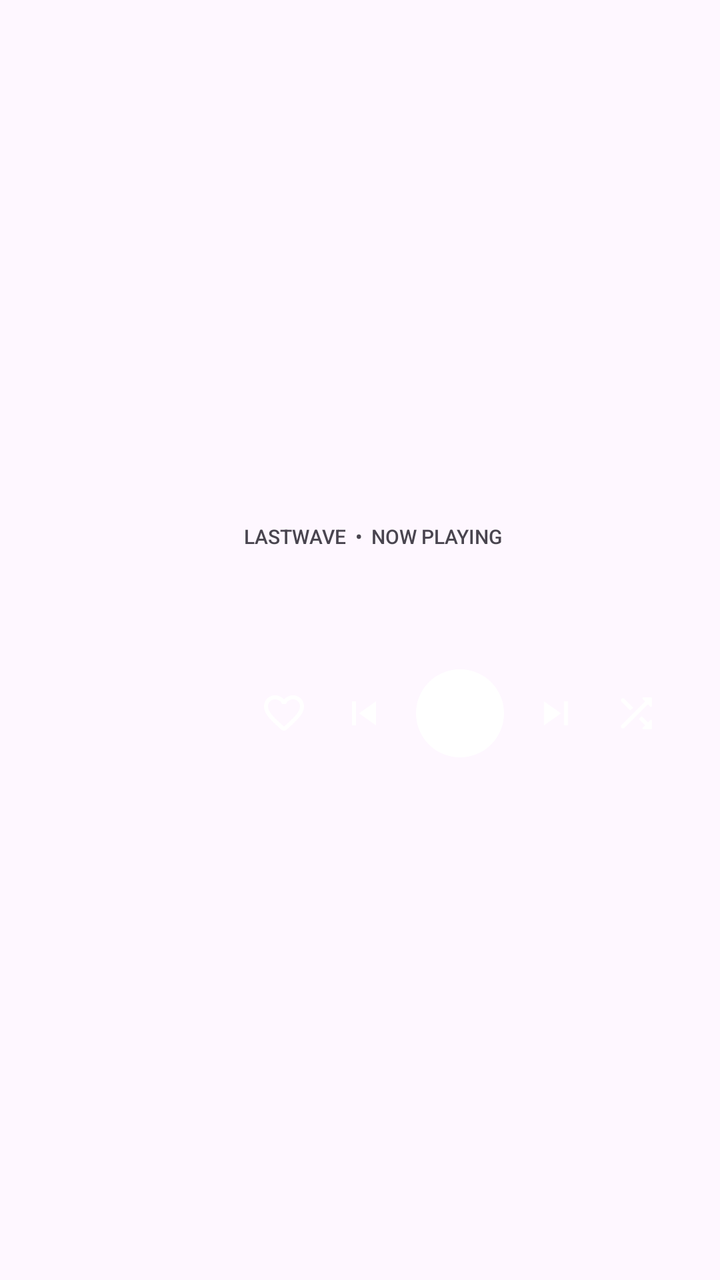
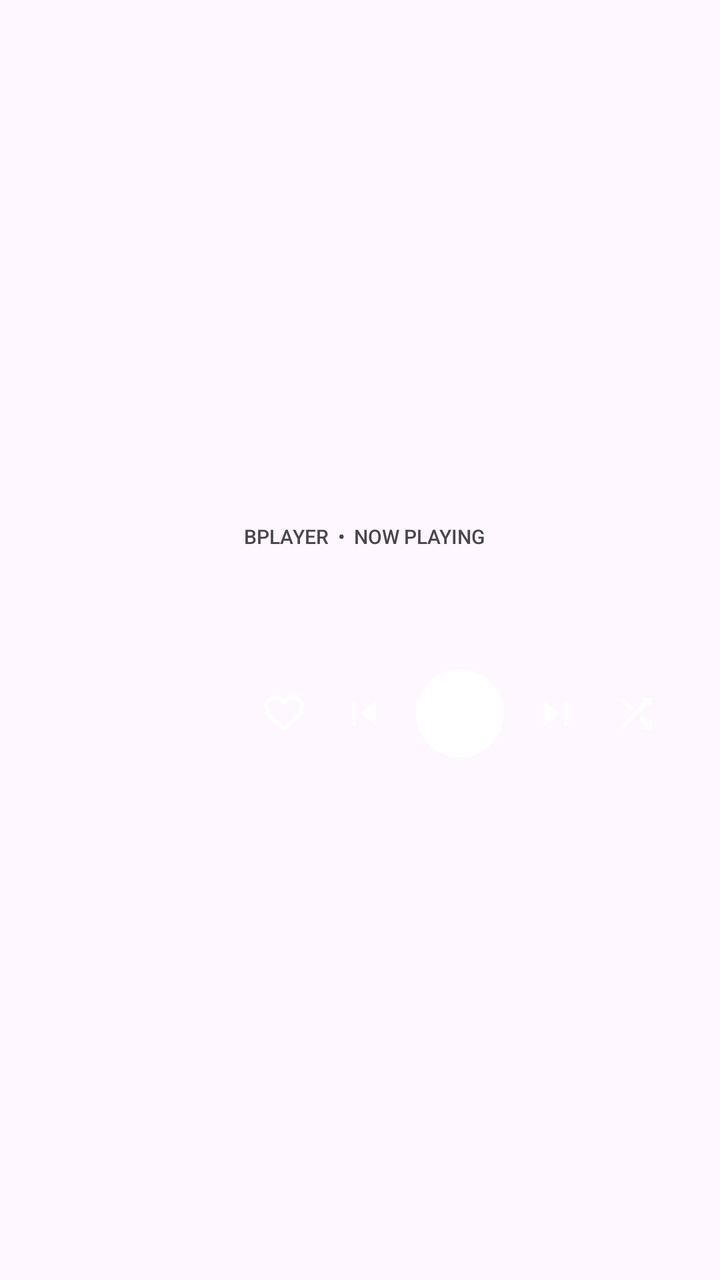

Before-and-after screenshots of an Android layout around one commit, followed by the original layout XML and the change that was made.
<!-- AndroidManifest.xml: application theme Theme.LastWave.Splash -->
<!-- res/layout/notification_player_expanded.xml -->
<?xml version="1.0" encoding="utf-8"?>
<FrameLayout xmlns:android="http://schemas.android.com/apk/res/android"
    android:id="@+id/notification_root"
    android:layout_width="match_parent"
    android:layout_height="152dp"
    android:clipToOutline="true">

    <ImageView
        android:id="@+id/notification_background"
        android:layout_width="match_parent"
        android:layout_height="match_parent"
        android:contentDescription="@null"
        android:scaleType="fitXY" />

    <LinearLayout
        android:layout_width="match_parent"
        android:layout_height="match_parent"
        android:gravity="center_vertical"
        android:orientation="horizontal"
        android:padding="12dp">

        <ImageView
            android:id="@+id/notification_artwork"
            android:layout_width="96dp"
            android:layout_height="96dp"
            android:contentDescription="@null"
            android:scaleType="centerCrop" />

        <LinearLayout
            android:layout_width="0dp"
            android:layout_height="match_parent"
            android:layout_marginStart="14dp"
            android:layout_weight="1"
            android:gravity="center_vertical"
            android:orientation="vertical">

            <TextView
                android:id="@+id/notification_brand"
                android:layout_width="match_parent"
                android:layout_height="wrap_content"
                android:ellipsize="end"
                android:fontFamily="sans-serif-medium"
                android:maxLines="1"
                android:text="LASTWAVE  •  NOW PLAYING"
                android:textSize="10sp" />

            <TextView
                android:id="@+id/notification_title"
                android:layout_width="match_parent"
                android:layout_height="wrap_content"
                android:layout_marginTop="3dp"
                android:ellipsize="end"
                android:fontFamily="sans-serif-medium"
                android:maxLines="1"
                android:textSize="16sp" />

            <TextView
                android:id="@+id/notification_artist"
                android:layout_width="match_parent"
                android:layout_height="wrap_content"
                android:ellipsize="end"
                android:maxLines="1"
                android:textSize="12sp" />

            <TextView
                android:id="@+id/notification_album"
                android:layout_width="match_parent"
                android:layout_height="wrap_content"
                android:ellipsize="end"
                android:maxLines="1"
                android:textSize="10sp" />

            <LinearLayout
                android:layout_width="wrap_content"
                android:layout_height="44dp"
                android:layout_marginTop="5dp"
                android:gravity="center_vertical"
                android:orientation="horizontal">

                <ImageButton
                    android:id="@+id/notification_like"
                    android:layout_width="40dp"
                    android:layout_height="40dp"
                    android:background="@android:color/transparent"
                    android:contentDescription="@string/wave_widget_like"
                    android:padding="9dp"
                    android:src="@drawable/ic_wave_widget_favorite" />

                <ImageButton
                    android:id="@+id/notification_previous"
                    android:layout_width="40dp"
                    android:layout_height="40dp"
                    android:background="@android:color/transparent"
                    android:contentDescription="@string/desc_previous"
                    android:padding="9dp"
                    android:src="@drawable/ic_widget_skip_previous" />

                <FrameLayout
                    android:layout_width="44dp"
                    android:layout_height="44dp"
                    android:layout_marginStart="6dp"
                    android:layout_marginEnd="6dp">

                    <ImageView
                        android:id="@+id/notification_play_surface"
                        android:layout_width="match_parent"
                        android:layout_height="match_parent"
                        android:contentDescription="@null"
                        android:src="@drawable/ic_notification_control_surface" />

                    <ImageButton
                        android:id="@+id/notification_play_pause"
                        android:layout_width="match_parent"
                        android:layout_height="match_parent"
                        android:background="@android:color/transparent"
                        android:contentDescription="@string/desc_play_pause"
                        android:padding="11dp"
                        android:src="@drawable/ic_widget_play" />
                </FrameLayout>

                <ImageButton
                    android:id="@+id/notification_next"
                    android:layout_width="40dp"
                    android:layout_height="40dp"
                    android:background="@android:color/transparent"
                    android:contentDescription="@string/desc_next"
                    android:padding="9dp"
                    android:src="@drawable/ic_widget_skip_next" />

                <ImageButton
                    android:id="@+id/notification_shuffle"
                    android:layout_width="40dp"
                    android:layout_height="40dp"
                    android:background="@android:color/transparent"
                    android:contentDescription="@string/desc_shuffle"
                    android:padding="9dp"
                    android:src="@drawable/ic_widget_shuffle" />
            </LinearLayout>
        </LinearLayout>
    </LinearLayout>
</FrameLayout>
<!-- resources referenced by this layout -->
<resources>
  <!-- drawable ic_notification_control_surface (drawable) -->
  <vector xmlns:android="http://schemas.android.com/apk/res/android"
      android:width="40dp"
      android:height="40dp"
      android:viewportWidth="40"
      android:viewportHeight="40">
      <path
          android:fillColor="#FFFFFFFF"
          android:pathData="M20,0A20,20 0,1 1,20 40A20,20 0,1 1,20 0" />
  </vector>
  <!-- drawable ic_widget_play (drawable) -->
  <vector xmlns:android="http://schemas.android.com/apk/res/android"
      android:width="24dp"
      android:height="24dp"
      android:viewportWidth="24"
      android:viewportHeight="24">
      <path
          android:fillColor="#FFFFFFFF"
          android:pathData="M8,5v14l11,-7z" />
  </vector>
  <!-- drawable ic_widget_skip_next (drawable) -->
  <vector xmlns:android="http://schemas.android.com/apk/res/android"
      android:width="24dp"
      android:height="24dp"
      android:viewportWidth="24"
      android:viewportHeight="24">
      <path
          android:fillColor="#FFFFFFFF"
          android:pathData="M6,18l8.5,-6L6,6v12zM16,6v12h2V6h-2z" />
  </vector>
  <!-- drawable ic_widget_skip_previous (drawable) -->
  <vector xmlns:android="http://schemas.android.com/apk/res/android"
      android:width="24dp"
      android:height="24dp"
      android:viewportWidth="24"
      android:viewportHeight="24">
      <path
          android:fillColor="#FFFFFFFF"
          android:pathData="M6,6h2v12H6zm3.5,6l8.5,6V6z" />
  </vector>
  <string name="desc_next">Next</string>
  <string name="desc_play_pause">Play or pause</string>
  <string name="desc_previous">Previous</string>
  <string name="desc_shuffle">Shuffle</string>
  <string name="wave_widget_like">Like</string>
  <style name="Theme.LastWave.Splash" parent="Theme.LastWave">
          <item name="android:windowSplashScreenBackground" tools:targetApi="s">@color/splash_background</item>
          <item name="android:windowSplashScreenAnimatedIcon" tools:targetApi="s">@mipmap/ic_launcher</item>
          <item name="postSplashScreenTheme">@style/Theme.LastWave</item>
          <item name="windowSplashScreenBackground">@color/splash_background</item>
          <item name="windowSplashScreenAnimatedIcon">@mipmap/ic_launcher</item>
      </style>
  <style name="Theme.LastWave" parent="Theme.Material3.DayNight.NoActionBar">
          <item name="android:statusBarColor">@android:color/transparent</item>
          <item name="android:navigationBarColor">@android:color/transparent</item>
          <item name="android:windowLightStatusBar">false</item>
          <item name="android:windowLightNavigationBar" tools:targetApi="q">false</item>
          <item name="android:enforceNavigationBarContrast" tools:targetApi="q">false</item>
          <item name="android:enforceStatusBarContrast" tools:targetApi="q">false</item>
          <item name="android:forceDarkAllowed" tools:targetApi="q">false</item>
          <item name="bottomSheetDialogTheme">@style/ThemeOverlay.LastWave.BottomSheetDialog</item>
      </style>
  <color name="splash_background">#FF100F0F</color>
  <style name="ThemeOverlay.LastWave.BottomSheetDialog" parent="ThemeOverlay.Material3.BottomSheetDialog">
          <item name="android:navigationBarColor">@android:color/transparent</item>
          <item name="android:statusBarColor">@android:color/transparent</item>
          <item name="android:windowLightNavigationBar" tools:targetApi="q">false</item>
          <item name="android:enforceNavigationBarContrast" tools:targetApi="q">false</item>
          <item name="android:enforceStatusBarContrast" tools:targetApi="q">false</item>
          <item name="android:windowDrawsSystemBarBackgrounds">true</item>
      </style>
  <!-- unchanged entries left out for length: 2 -->
</resources>

<!-- the commit's change to res/layout/notification_player_expanded.xml (unified diff, before → after) -->
@@ -41,7 +41,7 @@
                 android:ellipsize="end"
                 android:fontFamily="sans-serif-medium"
                 android:maxLines="1"
-                android:text="LASTWAVE  •  NOW PLAYING"
+                android:text="BPLAYER  •  NOW PLAYING"
                 android:textSize="10sp" />
 
             <TextView
<!-- resource entries referenced after the edit -->
@@ -62,7 +62,7 @@
           <item name="android:forceDarkAllowed" tools:targetApi="q">false</item>
           <item name="bottomSheetDialogTheme">@style/ThemeOverlay.LastWave.BottomSheetDialog</item>
       </style>
-  <color name="splash_background">#FF100F0F</color>
+  <color name="splash_background">#FFFFFFFF</color>
   <style name="ThemeOverlay.LastWave.BottomSheetDialog" parent="ThemeOverlay.Material3.BottomSheetDialog">
           <item name="android:navigationBarColor">@android:color/transparent</item>
           <item name="android:statusBarColor">@android:color/transparent</item>
